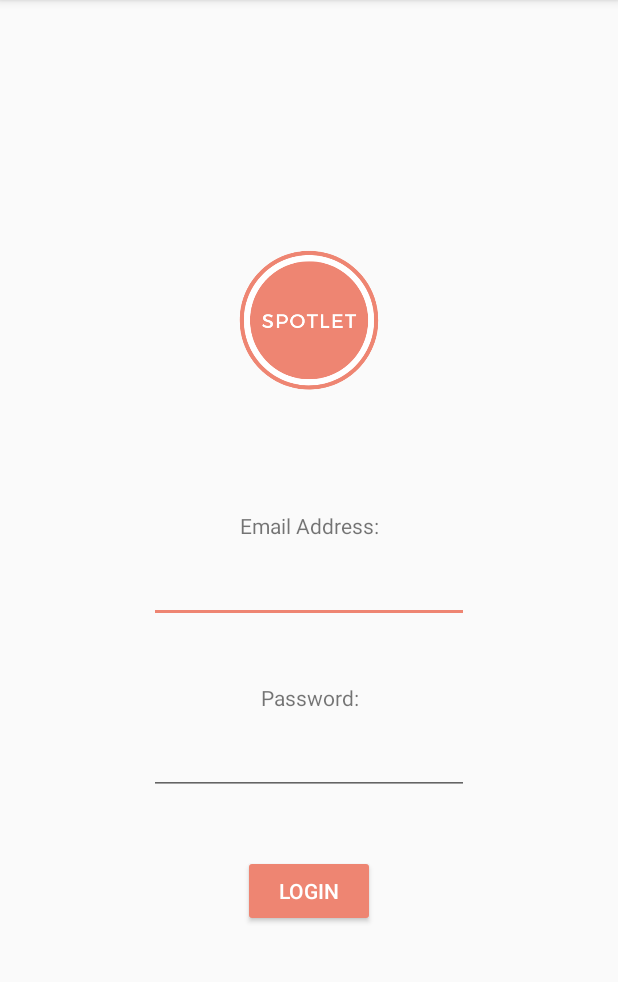
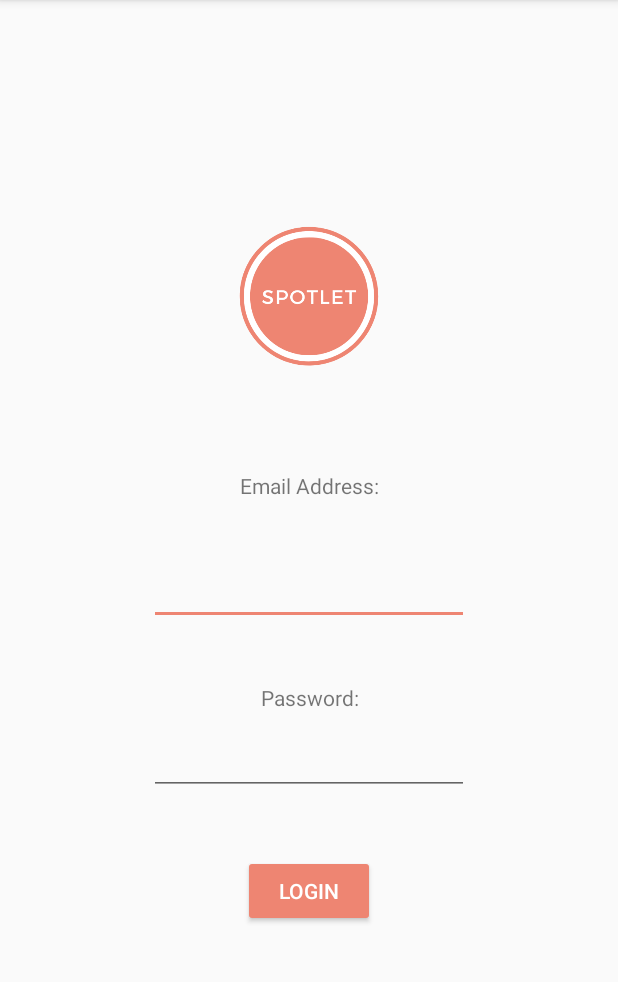
Before and after one commit to nicolepav/Spotlet, an Android app: the Login screen opened directly, with no data from a screen before it, on a phone screen of 412 x 824 dp, the part 84-1066 px from its top. Run offline under Robolectric (Android 15) with nearby library versions, the light colour scheme and no system bars.

Commit message:
Linked to Firebase for authentication Registration screen now successfully adds a user Note: Android version 9.0 or higher required

```diff
--- a/app/build.gradle
+++ b/app/build.gradle
@@ -30,6 +30,7 @@ dependencies {
     implementation 'androidx.appcompat:appcompat:1.0.2'
     implementation 'androidx.core:core-ktx:1.0.2'
     implementation 'androidx.constraintlayout:constraintlayout:1.1.3'
+    implementation 'com.google.firebase:firebase-analytics:16.0.5'
     implementation 'com.google.firebase:firebase-auth:16.0.5'
     testImplementation 'junit:junit:4.12'
     androidTestImplementation 'androidx.test.ext:junit:1.1.0'
--- a/app/src/main/java/com/example/spotlet/MainActivity.kt
+++ b/app/src/main/java/com/example/spotlet/MainActivity.kt
@@ -12,13 +12,12 @@ class MainActivity : AppCompatActivity() {
         setContentView(R.layout.activity_main)
 
         val btn_mainlogin = findViewById<Button>(R.id.button_mainlogin)
-        val btn_mainregister = findViewById<Button>(R.id.button_mainregister)
-
         btn_mainlogin.setOnClickListener {
             val intent = Intent(this, Login::class.java)
             startActivity(intent)
         }
 
+        val btn_mainregister = findViewById<Button>(R.id.button_mainregister)
         btn_mainregister.setOnClickListener {
             val intent = Intent(this, Register::class.java)
             startActivity(intent)
--- a/app/src/main/res/layout/activity_login.xml
+++ b/app/src/main/res/layout/activity_login.xml
@@ -10,9 +10,9 @@
         android:id="@+id/logo_loginpage"
         android:layout_width="133dp"
         android:layout_height="133dp"
-        android:layout_marginTop="145dp"
-        android:layout_marginBottom="10dp"
-        app:layout_constraintBottom_toTopOf="@+id/text_emailfield"
+        android:layout_marginTop="130dp"
+        android:layout_marginBottom="23dp"
+        app:layout_constraintBottom_toTopOf="@+id/text_emailfield_register"
         app:layout_constraintEnd_toEndOf="parent"
         app:layout_constraintStart_toStartOf="parent"
         app:layout_constraintTop_toTopOf="parent"
@@ -34,7 +34,7 @@
     <TextView
         android:id="@+id/text_passwordfield"
         android:layout_width="wrap_content"
-        android:layout_height="wrap_content"
+        android:layout_height="0dp"
         android:layout_marginBottom="10dp"
         android:text="@string/text_passwordfield"
         app:layout_constraintBottom_toTopOf="@+id/editText_passwordlogin"
@@ -45,18 +45,20 @@
     <EditText
         android:id="@+id/editText_emaillogin"
         android:layout_width="wrap_content"
-        android:layout_height="wrap_content"
+        android:layout_height="45dp"
+        android:layout_marginTop="10dp"
         android:layout_marginBottom="40dp"
         android:ems="10"
         android:inputType="textEmailAddress"
         app:layout_constraintBottom_toTopOf="@+id/text_passwordfield"
         app:layout_constraintEnd_toEndOf="parent"
-        app:layout_constraintStart_toStartOf="parent" />
+        app:layout_constraintStart_toStartOf="parent"
+        app:layout_constraintTop_toBottomOf="@+id/text_emailfield_register" />
 
     <EditText
         android:id="@+id/editText_passwordlogin"
         android:layout_width="wrap_content"
-        android:layout_height="wrap_content"
+        android:layout_height="45dp"
         android:layout_marginBottom="40dp"
         android:ems="10"
         android:inputType="textPassword"
@@ -67,12 +69,14 @@
     <TextView
         android:id="@+id/text_emailfield_register"
         android:layout_width="wrap_content"
-        android:layout_height="0dp"
-        android:layout_marginBottom="10dp"
+        android:layout_height="19dp"
+        android:layout_marginTop="28dp"
+        android:layout_marginBottom="28dp"
         android:text="@string/text_emailfield"
         app:layout_constraintBottom_toTopOf="@+id/editText_emaillogin"
         app:layout_constraintEnd_toEndOf="parent"
         app:layout_constraintHorizontal_bias="0.501"
-        app:layout_constraintStart_toStartOf="parent" />
+        app:layout_constraintStart_toStartOf="parent"
+        app:layout_constraintTop_toBottomOf="@+id/logo_loginpage" />
 
 </androidx.constraintlayout.widget.ConstraintLayout>
```
Also changed, not shown: app/src/main/java/com/example/spotlet/Register.kt (+57 -2 lines).
